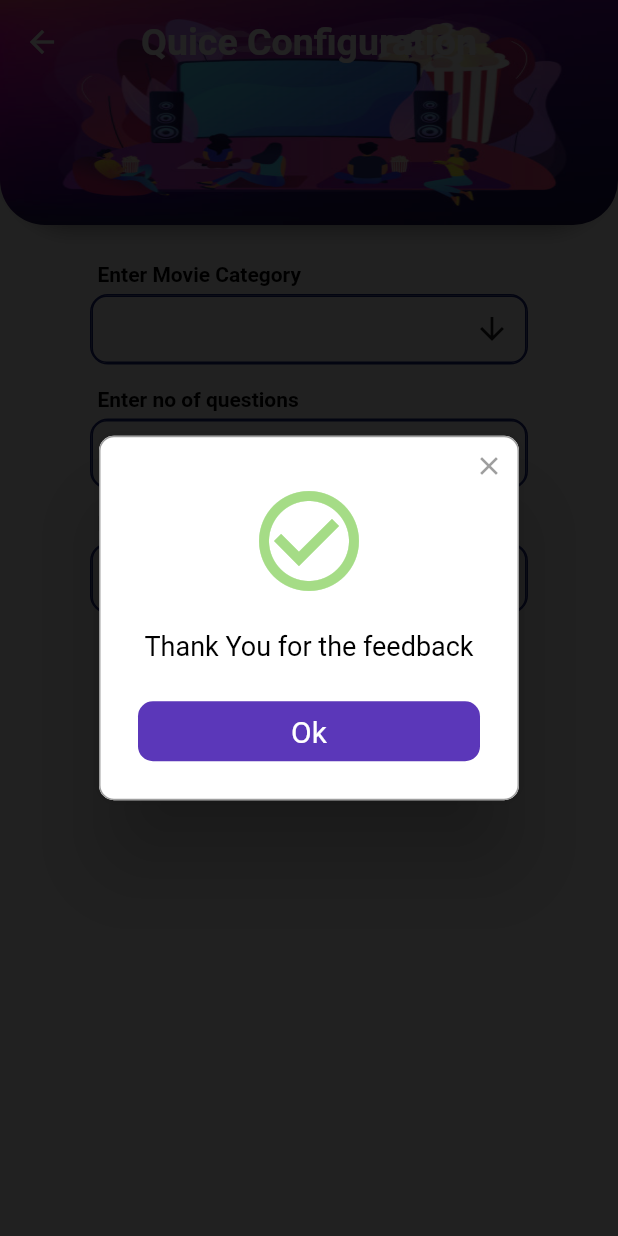
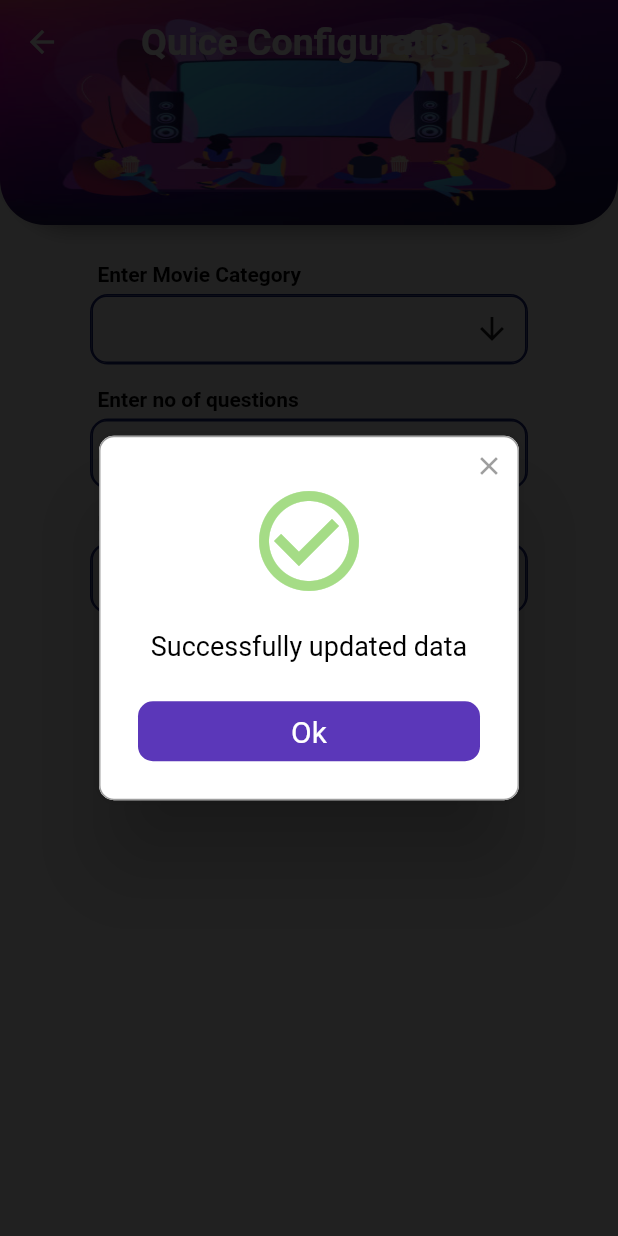
Before and after one commit to taneesha97/ctse_flutter_assignment, a Flutter app: the DropDownNew screen opened directly with empty values, after a tap on "Update", on a phone screen of 412 x 824 dp. Run offline on Flutter 3.47's test engine with Material 2 defaults, Android fonts, the phone set to English and light mode, and no system bars; drawn by our look-alikes of rflutter_alert; our stand-ins replace audioplayers, cloud_firestore, firebase_core, firebase_database, flutter_colorpicker, fluttertoast and 4 more; missing offline and left inert: reviews_slider; accounts and stored records are empty.

Commit message:
remove unnecessary codes in quice_configuration_screens
Signed-off-by: taneesha97 <taneeshaayeshmanthi97@gmail.com>

```diff
--- a/lib/screens/quice_configuration_screen.dart
+++ b/lib/screens/quice_configuration_screen.dart
@@ -1,4 +1,3 @@
-import 'package:ctse_assignment_1/screens/quice_configuration_splash.dart';
 import 'package:ctse_assignment_1/screens/quize_list.dart';
 import 'package:flutter/cupertino.dart';
 import 'package:flutter/material.dart';
@@ -23,39 +22,12 @@ class _DropDownState extends State<DropDown> {
   bool isStrechedDropDown2 = false;
   bool isStrechedDropDown3 = false;
 
-  // int? groupValue;
-  // int? groupValue2;
-  // int? groupValue3;
-
   String title = 'Select Movie Category';
   String title2 = 'Select No of questions';
   String title3 = 'Select time';
 
   String? category;
   int? questions, time;
-
-  // void onChange1(int value) {
-  //   print(value);
-  //   if(value == 0){
-  //     setState(() {
-  //       category = 'Action';
-  //     });
-  //   } else if(value == 1){
-  //     setState(() {
-  //       category = 'Romance';
-  //     });
-  //   }
-  //   else if(value == 2){
-  //     setState(() {
-  //       category = 'Thriller';
-  //     });
-  //   }
-  //   else if(value == 3){
-  //     setState(() {
-  //       category = 'Animation';
-  //     });
-  //   }
-  // }
 
   void onPress () {
     Provider.of<QuizListCrudModel>(context, listen: false).insertQuizListData(category, questions, time)
@@ -91,12 +63,10 @@ class _DropDownState extends State<DropDown> {
                     image: DecorationImage(
                         image: AssetImage("assets/images/p5.jpg"),
                         fit: BoxFit.fill,
-                        // colorFilter: ColorFilter.mode(Colors.blue.withOpacity(0), BlendMode.darken)
                     )
                 ),
               ),
             ),
-
             title: Text(
               "Quice Configuration",
               style: TextStyle(
@@ -107,10 +77,6 @@ class _DropDownState extends State<DropDown> {
               borderRadius: BorderRadius.only(bottomRight: Radius.circular(50), bottomLeft: Radius.circular(50))
             ),
           ),
-          // title: Text(
-          //   "Quiz Configuration",
-          //   style: TextStyle(color: Colors.black),
-          // ),
         ),
         body: SingleChildScrollView(
           child: Container(
@@ -119,7 +85,6 @@ class _DropDownState extends State<DropDown> {
               child: Column(
                 children: [
                   Container(
-                    // color: Colors.lightGreenAccent,
                     child: Column(
                       children: [
                         Container(
@@ -141,7 +106,6 @@ class _DropDownState extends State<DropDown> {
                                   child: Column(
                                     children: [
                                       Container(
-                                        // height: 45,
                                           width: double.infinity,
                                           padding: EdgeInsets.only(right: 10),
                                           decoration: BoxDecoration(
@@ -233,12 +197,6 @@ class _DropDownState extends State<DropDown> {
                                                             });
                                                           }
                                                         }
-                                                        // onChanged: (val) {
-                                                        //   setState(() {
-                                                        //     category = val as String?;
-                                                        //     title = _list.elementAt(index);
-                                                        //   });
-                                                        // }
                                                         );
                                                   }),
                                         ),
@@ -357,12 +315,6 @@ class _DropDownState extends State<DropDown> {
                                                           });
                                                         }
                                                       }
-                                                      // onChanged: (val) {
-                                                      //   setState(() {
-                                                      //     questions = val as int;
-                                                      //     title2 = _list2.elementAt(index);
-                                                      //   });
-                                                      // }
                                                       );
                                                 }),
                                       ),
@@ -481,14 +433,6 @@ class _DropDownState extends State<DropDown> {
                                                           });
                                                         }
                                                       }
-
-
-                                                      // onChanged: (val) {
-                                                      //   setState(() {
-                                                      //     time = val as int;
-                                                      //     title3 = _list3.elementAt(index);
-                                                      //   });
-                                                      // }
                                                       );
                                                 }),
                                       ),
@@ -514,25 +458,9 @@ class _DropDownState extends State<DropDown> {
                             ),
                           ),
                           child: Text('Add Label'),
-                          onPressed: onPress),
-                          // onPressed: (){
-                          //   Navigator.push(
-                          //       context, MaterialPageRoute(builder: (context) => QuizeList()));
-                          // }
+                          onPressed: onPress
+                        ),
                       SizedBox(height: 20),
-                      // ElevatedButton(
-                      //     style: ElevatedButton.styleFrom(
-                      //       minimumSize: Size(105, 45),
-                      //       textStyle: TextStyle(fontSize: 15),
-                      //       primary: Colors.pink,
-                      //       shape: new RoundedRectangleBorder(
-                      //         borderRadius: new BorderRadius.circular(10.0),
-                      //       ),
-                      //     ),
-                      //     child: Text('Delete'),
-                      //     onPressed: (){
-                      //       // Navigator.push(context, MaterialPageRoute(builder: (context) =>  ExampleList(title: 'Exaple List',)));
-                      //   }),
                     ],
                   )
                 ],
--- a/lib/screens/quice_configuration_screen_two.dart
+++ b/lib/screens/quice_configuration_screen_two.dart
@@ -22,23 +22,17 @@ class DropDownNew extends StatefulWidget {
       })
       : super(key: key);
 
-  // const DropDownNew({Key? key}) : super(key: key);
-
   @override
   _DropDownNewState createState() => _DropDownNewState();
 }
-List <String> _list =['Action',"Romance","Thriller",'Animation', "Comedy"];
-List <String> _list2 =['5',"10","15",'20'];
-List <String> _list3 =['10',"15","20", "30"];
+  List <String> _list =['Action',"Romance","Thriller",'Animation', "Comedy"];
+  List <String> _list2 =['5',"10","15",'20'];
+  List <String> _list3 =['10',"15","20", "30"];
 
 class _DropDownNewState extends State<DropDownNew> {
   bool isStrechedDropDown = false;
   bool isStrechedDropDown2 = false;
   bool isStrechedDropDown3 = false;
-
-  // int? groupValue;
-  // int? groupValue2;
-  // int? groupValue3;
 
   String title = 'Select Movie Category';
   String title2 = 'Select No of questions';
@@ -61,18 +55,10 @@ class _DropDownNewState extends State<DropDownNew> {
       print('is printing');
 
       Provider.of<QuizListCrudModel>(context, listen: false).updateListValues(widget.category, widget.questions, widget.time, widget.id);
-       // Alert(
-       //        context: context,
-       //        title: "Successfully",
-       //        desc: "You have Successfully Submitted the Data",
-       //      ).show();
-
       Alert(
         context: context,
-        // style: alertStyle,
         type: AlertType.success,
-        //title: "",
-        desc: "Thank You for the feedback",
+        desc: "Successfully updated data",
         buttons: [
           DialogButton(
             child: const Text(
@@ -87,9 +73,6 @@ class _DropDownNewState extends State<DropDownNew> {
           ),
         ],
       ).show();
-
-
-
     }
 
     return Scaffold(
@@ -105,7 +88,6 @@ class _DropDownNewState extends State<DropDownNew> {
                     image: DecorationImage(
                       image: AssetImage("assets/images/p4.jpg"),
                       fit: BoxFit.fill,
-                      // colorFilter: ColorFilter.mode(Colors.blue.withOpacity(0), BlendMode.darken)
                     )
                 ),
               ),
@@ -121,10 +103,6 @@ class _DropDownNewState extends State<DropDownNew> {
                 borderRadius: BorderRadius.only(bottomRight: Radius.circular(50), bottomLeft: Radius.circular(50))
             ),
           ),
-          // title: Text(
-          //   "Quiz Configuration",
-          //   style: TextStyle(color: Colors.black),
-          // ),
         ),
         body: SingleChildScrollView(
           child: Container(
@@ -133,7 +111,6 @@ class _DropDownNewState extends State<DropDownNew> {
               child: Column(
                 children: [
                   Container(
-                    // color: Colors.lightGreenAccent,
                     child: Column(
                       children: [
                         Container(
@@ -155,7 +132,6 @@ class _DropDownNewState extends State<DropDownNew> {
                                   child: Column(
                                     children: [
                                       Container(
-                                        // height: 45,
                                           width: double.infinity,
                                           padding: EdgeInsets.only(right: 10),
                                           decoration: BoxDecoration(
@@ -247,12 +223,6 @@ class _DropDownNewState extends State<DropDownNew> {
                                                             });
                                                           }
                                                         }
-                                                      // onChanged: (val) {
-                                                      //   setState(() {
-                                                      //     category = val as String?;
-                                                      //     title = _list.elementAt(index);
-                                                      //   });
-                                                      // }
                                                     );
                                                   }),
                                         ),
@@ -372,12 +342,6 @@ class _DropDownNewState extends State<DropDownNew> {
                                                           });
                                                         }
                                                       }
-                                                    // onChanged: (val) {
-                                                    //   setState(() {
-                                                    //     questions = val as int;
-                                                    //     title2 = _list2.elementAt(index);
-                                                    //   });
-                                                    // }
                                                   );
                                                 }),
                                       ),
@@ -496,14 +460,6 @@ class _DropDownNewState extends State<DropDownNew> {
                                                           });
                                                         }
                                                       }
-
-
-                                                    // onChanged: (val) {
-                                                    //   setState(() {
-                                                    //     time = val as int;
-                                                    //     title3 = _list3.elementAt(index);
-                                                    //   });
-                                                    // }
                                                   );
                                                 }),
                                       ),
@@ -531,11 +487,6 @@ class _DropDownNewState extends State<DropDownNew> {
                           child: Text('Update'),
                           onPressed: onPress
                       ),
-                      //QuizList quizList, int questions, String? category, int time, String? id
-                      // onPressed: (){
-                      //   Navigator.push(
-                      //       context, MaterialPageRoute(builder: (context) => QuizeList()));
-                      // }),
                       SizedBox(height: 20),
                     ],
                   )
```
